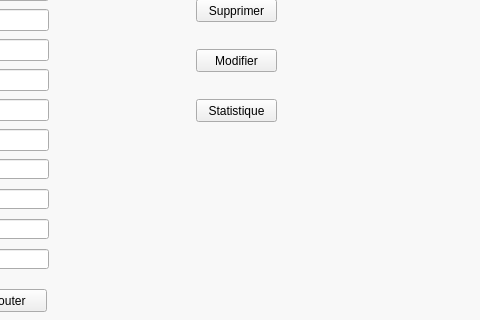
Old version of the form mainwindow.ui in the repository nefissaKhiari/Smart_Police_Station_2A20; both pictures show x 166 to 646 and y 114 to 434 of the 1011 by 837 pixel window.
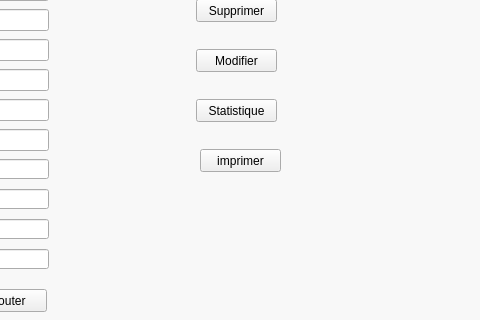
New version of the form.

What changed in the file:
```diff
--- a/mainwindow.ui
+++ b/mainwindow.ui
@@ -350,6 +350,19 @@
         <string>Statistique</string>
        </property>
       </widget>
+      <widget class="QPushButton" name="imprimer">
+       <property name="geometry">
+        <rect>
+         <x>364</x>
+         <y>210</y>
+         <width>81</width>
+         <height>23</height>
+        </rect>
+       </property>
+       <property name="text">
+        <string>imprimer</string>
+       </property>
+      </widget>
      </widget>
     </widget>
     <widget class="QWidget" name="tab_3">
```
